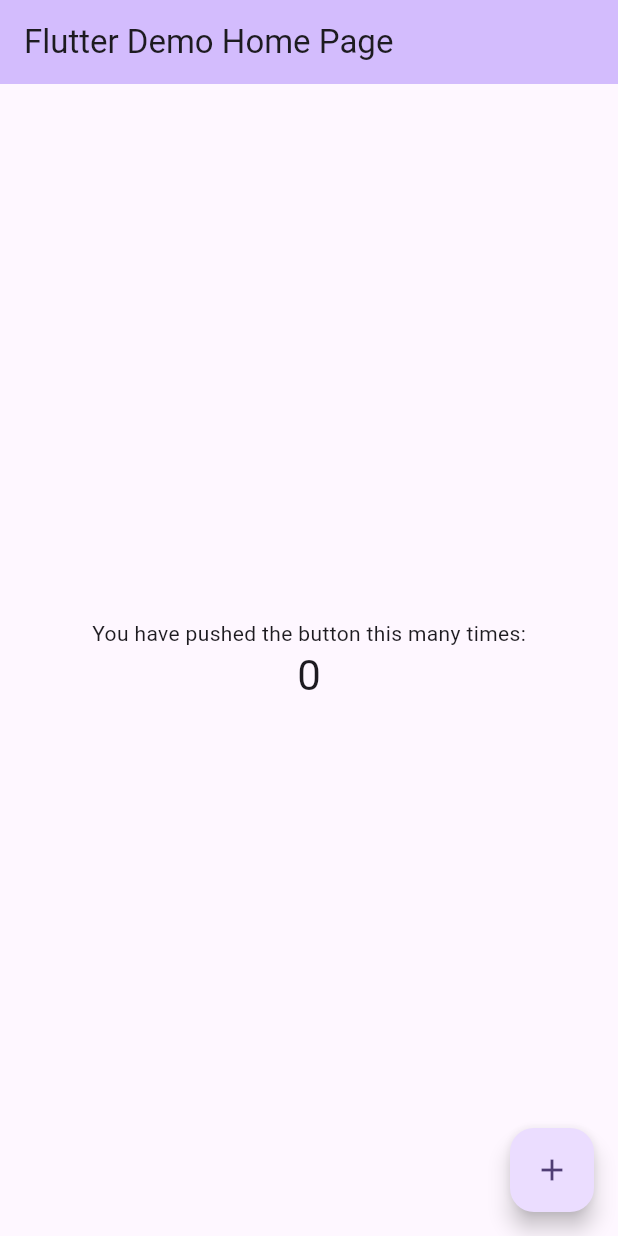
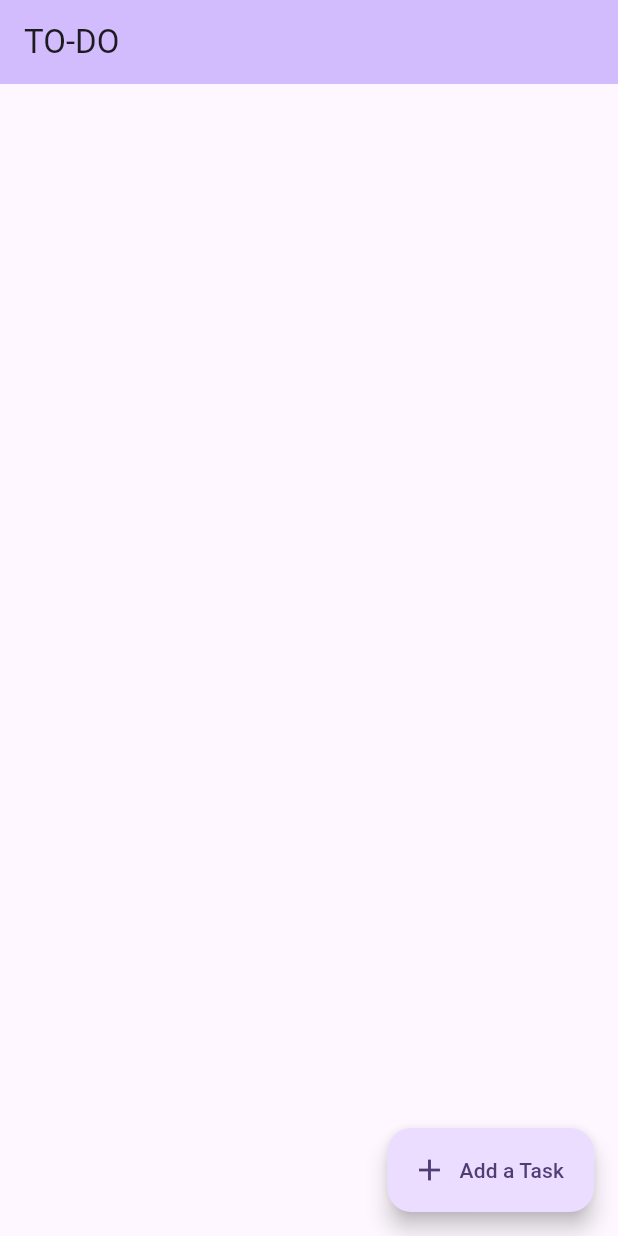
Before and after one commit to rishirizz/todo, a Flutter app: the screen it shows after launch, on a phone screen of 412 x 824 dp. Run offline on Flutter 3.47's test engine with Material 2 defaults, Android fonts, the phone set to English and light mode, and no system bars; our stand-ins replace hive, hive_flutter; accounts and stored records are empty.

Commit message:
Add flow completed.

```diff
--- a/lib/main.dart
+++ b/lib/main.dart
@@ -9,7 +9,7 @@ void main() async {
   WidgetsFlutterBinding.ensureInitialized();
   await Hive.initFlutter();
   Hive.registerAdapter(TaskAdapter());
-  Hive.openBox<Task>('task_db');
+  await Hive.openBox<Task>('task_db');
   runApp(const MyApp());
 }
 
@@ -21,12 +21,11 @@ class MyApp extends StatelessWidget {
     return ChangeNotifierProvider(
       create: (context) => TaskDataProvider(),
       child: MaterialApp(
-        title: 'Flutter Demo',
         theme: ThemeData(
           colorScheme: ColorScheme.fromSeed(seedColor: Colors.deepPurple),
           useMaterial3: true,
         ),
-        home: const TaskPage(title: 'Flutter Demo Home Page'),
+        home: const TaskPage(),
       ),
     );
   }
--- a/lib/pages/task_page.dart
+++ b/lib/pages/task_page.dart
@@ -1,89 +1,94 @@
 import 'package:flutter/material.dart';
+import 'package:provider/provider.dart';
+import 'package:todo/state_management/task_data_provider.dart';
 
 class TaskPage extends StatefulWidget {
-  const TaskPage({super.key, required this.title});
-
-  // This widget is the home page of your application. It is stateful, meaning
-  // that it has a State object (defined below) that contains fields that affect
-  // how it looks.
-
-  // This class is the configuration for the state. It holds the values (in this
-  // case the title) provided by the parent (in this case the App widget) and
-  // used by the build method of the State. Fields in a Widget subclass are
-  // always marked "final".
-
-  final String title;
+  const TaskPage({super.key});
 
   @override
   State<TaskPage> createState() => _TaskPageState();
 }
 
 class _TaskPageState extends State<TaskPage> {
-  int _counter = 0;
-
-  void _incrementCounter() {
-    setState(() {
-      // This call to setState tells the Flutter framework that something has
-      // changed in this State, which causes it to rerun the build method below
-      // so that the display can reflect the updated values. If we changed
-      // _counter without calling setState(), then the build method would not be
-      // called again, and so nothing would appear to happen.
-      _counter++;
-    });
+  TextEditingController taskNameController = TextEditingController();
+  @override
+  Widget build(BuildContext context) {
+    return SafeArea(
+      child: Consumer<TaskDataProvider>(
+        builder: (BuildContext context, TaskDataProvider taskDataProvider,
+                Widget? child) =>
+            Scaffold(
+          floatingActionButton: FloatingActionButton.extended(
+            onPressed: () {
+              addTaskToTasksList();
+            },
+            label: const Text('Add a Task'),
+            icon: const Icon(Icons.add),
+          ),
+          appBar: AppBar(
+            backgroundColor: Theme.of(context).colorScheme.inversePrimary,
+            title: const Text('TO-DO'),
+          ),
+          body: ListView.builder(
+            itemCount: taskDataProvider.tasks.length,
+            itemBuilder: (context, index) {
+              return ListTile(
+                title: Text(
+                  taskDataProvider.tasks[index].title!,
+                  style: TextStyle(
+                    color: Theme.of(context).colorScheme.primary,
+                  ),
+                ),
+              );
+            },
+          ),
+        ),
+      ),
+    );
   }
 
-  @override
-  Widget build(BuildContext context) {
-    // This method is rerun every time setState is called, for instance as done
-    // by the _incrementCounter method above.
-    //
-    // The Flutter framework has been optimized to make rerunning build methods
-    // fast, so that you can just rebuild anything that needs updating rather
-    // than having to individually change instances of widgets.
-    return Scaffold(
-      appBar: AppBar(
-        // TRY THIS: Try changing the color here to a specific color (to
-        // Colors.amber, perhaps?) and trigger a hot reload to see the AppBar
-        // change color while the other colors stay the same.
-        backgroundColor: Theme.of(context).colorScheme.inversePrimary,
-        // Here we take the value from the MyHomePage object that was created by
-        // the App.build method, and use it to set our appbar title.
-        title: Text(widget.title),
-      ),
-      body: Center(
-        // Center is a layout widget. It takes a single child and positions it
-        // in the middle of the parent.
-        child: Column(
-          // Column is also a layout widget. It takes a list of children and
-          // arranges them vertically. By default, it sizes itself to fit its
-          // children horizontally, and tries to be as tall as its parent.
-          //
-          // Column has various properties to control how it sizes itself and
-          // how it positions its children. Here we use mainAxisAlignment to
-          // center the children vertically; the main axis here is the vertical
-          // axis because Columns are vertical (the cross axis would be
-          // horizontal).
-          //
-          // TRY THIS: Invoke "debug painting" (choose the "Toggle Debug Paint"
-          // action in the IDE, or press "p" in the console), to see the
-          // wireframe for each widget.
-          mainAxisAlignment: MainAxisAlignment.center,
-          children: <Widget>[
-            const Text(
-              'You have pushed the button this many times:',
+  addTaskToTasksList() {
+    showDialog(
+      barrierDismissible: false,
+      context: context,
+      builder: (BuildContext context) {
+        return AlertDialog(
+          title: const Text('Add a Task'),
+          content: Column(
+            mainAxisSize: MainAxisSize.min,
+            children: [
+              TextField(
+                controller: taskNameController,
+                decoration: const InputDecoration(
+                  border: OutlineInputBorder(
+                    borderRadius: BorderRadius.all(
+                      Radius.circular(5),
+                    ),
+                  ),
+                ),
+              )
+            ],
+          ),
+          actions: [
+            ElevatedButton(
+              onPressed: () {
+                Navigator.pop(context);
+              },
+              child: const Text('CANCEL'),
             ),
-            Text(
-              '$_counter',
-              style: Theme.of(context).textTheme.headlineMedium,
+            ElevatedButton(
+              onPressed: () {
+                Provider.of<TaskDataProvider>(context, listen: false).addTask(
+                  taskNameController.text,
+                );
+                taskNameController.clear();
+                Navigator.pop(context);
+              },
+              child: const Text('SAVE'),
             ),
           ],
-        ),
-      ),
-      floatingActionButton: FloatingActionButton(
-        onPressed: _incrementCounter,
-        tooltip: 'Increment',
-        child: const Icon(Icons.add),
-      ), // This trailing comma makes auto-formatting nicer for build methods.
+        );
+      },
     );
   }
 }
--- a/lib/state_management/task_data_provider.dart
+++ b/lib/state_management/task_data_provider.dart
@@ -5,19 +5,25 @@ import 'package:todo/database/task_db.dart';
 class TaskDataProvider extends ChangeNotifier {
   Box<Task> taskBox = Hive.box<Task>('task_db');
 
+  //refering the box values to a list.
+  List<Task> get tasks => taskBox.values.toList();
+
 //method to return all the tasks.
   List<Task> getAllTasks() {
-    return taskBox.values
-        .toList(); //getting the values from the db & converting them to a list.
+    // return taskBox.values
+    //     .toList(); //getting the values from the db & converting them to a list.
+    return tasks;
   }
 
   //add a task to a list
   addTask(String taskName) {
+    print('Task name is $taskName');
     Task task = Task();
     task.id =
         DateTime.now().toString(); //generating id based on current date time.
     task.title = taskName;
     taskBox.add(task);
+    print('Task added');
     notifyListeners();
   }
 
```
Also changed, not shown: 3 other files.
